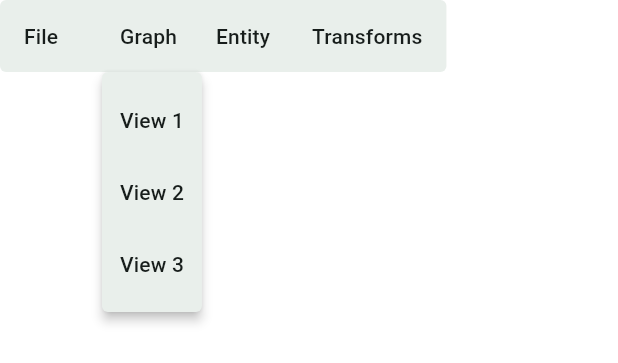
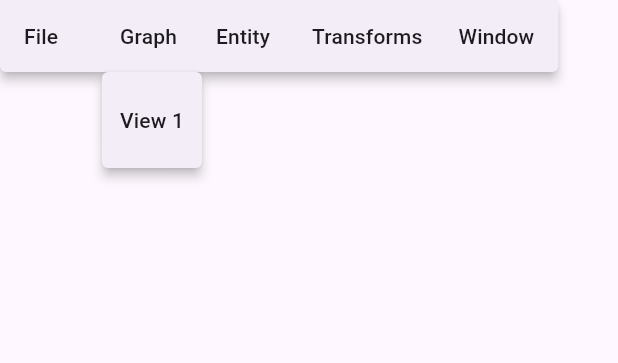
Before and after one commit to steelshot-comments/osint_flutter_app, a Flutter app: the MyMenuBar widget shown alone on an empty page, opened directly, after a tap on "File", after a tap on "New", after a tap on "Graph", on a phone screen of 412 x 824 dp. Shown: the top 363 px of the screen. Run offline on Flutter 3.47's test engine with Material 3 defaults, Android fonts, the phone set to English and light mode, and no system bars; our stand-ins replace dio, file_picker, flutter_dotenv, flutter_markdown, flutter_masked_text2, flutter_secure_storage and 3 more; missing offline and left inert: otp, passkeys, passkeys_android; accounts and stored records are empty; network calls fail.

Commit message:
more desktop changes

```diff
--- a/lib/home_screen.dart
+++ b/lib/home_screen.dart
@@ -44,7 +44,6 @@ class _HomeScreenState extends State<HomeScreen> {
       ),
       body: <Widget>[
         ProjectPage(),
-        // InvestigationPage(),
         TimelinesPage(),
         SettingsPage(),
       ][currentPageIndex],
--- a/lib/policies_page.dart
+++ b/lib/policies_page.dart
@@ -27,6 +27,7 @@ class _PoliciesPageState extends State<PoliciesPage> {
   @override
   Widget build(BuildContext context) {
     return Scaffold(
+      appBar: AppBar(title: Text('Policies'),),
       body: markdownData.isEmpty
           ? Center(child: Text("Oops! Our lawyers must be on vacation. No policies found — proceed at your own risk!"))
           : Padding(
--- a/lib/projects/graph/investigation_page.dart
+++ b/lib/projects/graph/investigation_page.dart
@@ -9,6 +9,7 @@ import 'package:knotwork/custom_webview.dart';
 import 'package:knotwork/projects/graph/tools.dart';
 import 'package:flutter/material.dart';
 import 'package:flutter_dotenv/flutter_dotenv.dart';
+import 'package:knotwork/settings_page.dart';
 import 'package:webview_flutter/webview_flutter.dart';
 import 'package:provider/provider.dart';
 import 'filters.dart';
--- a/lib/projects/graph/menubar.dart
+++ b/lib/projects/graph/menubar.dart
@@ -8,14 +8,16 @@ class MyMenuBar extends StatefulWidget {
 }
 
 class _MyMenuBarState extends State<MyMenuBar> {
-  Widget _buildMenu(String title, List<String> options) {
+  /// Builds a submenu entry like "File", "Edit", etc.
+  Widget _buildMenu(String title, List<Map<String, VoidCallback>> options) {
     return SubmenuButton(
       menuChildren: options.map((option) {
+        final String label = option.keys.first;
+        final VoidCallback action = option.values.first;
+
         return MenuItemButton(
-          child: Text(option,),
-          onPressed: () {
-            debugPrint("$title - $option selected");
-          },
+          child: Text(label),
+          onPressed: action,     // FIXED: Actually calls the callback
         );
       }).toList(),
       child: Text(title),
@@ -26,10 +28,26 @@ class _MyMenuBarState extends State<MyMenuBar> {
   Widget build(BuildContext context) {
     return MenuBar(
       children: [
-        _buildMenu("File", ["New", "Open", "Save"]),
-        _buildMenu("Graph", ["View 1", "View 2", "View 3"]),
-        _buildMenu("Entity", ["Add Person", "Add Company", "Add Location"]),
-        _buildMenu("Transforms", ["Run All", "Custom Query", "Export Data"]),
+        _buildMenu("File", [
+          {"New": () {}},
+          {"Open": () {}},
+        ]),
+        _buildMenu("Graph", [
+          {"View 1": () {}},
+        ]),
+        _buildMenu("Entity", [
+          {"Add Person": () {}},
+        ]),
+        _buildMenu("Transforms", [
+          {"Run All": () {}},
+        ]),
+        _buildMenu("Window", [
+          {"Go back": () => Navigator.of(context).pop()},
+          {"Go Forward": () {}},
+          {"Go to settings": () {
+            Navigator.of(context).push(MaterialPageRoute(builder: (context)=>SettingsPage()));
+          }},
+        ]),
       ],
     );
   }
```
Also changed, not shown: lib/add_node.dart (+12 -7 lines), lib/main.dart (+58 -55 lines), lib/projects/graph/tabs.dart (+5 -6 lines), lib/projects/projects_page.dart (+24 -38 lines), lib/transforms_manager.dart (deleted, +0 -110 lines).
